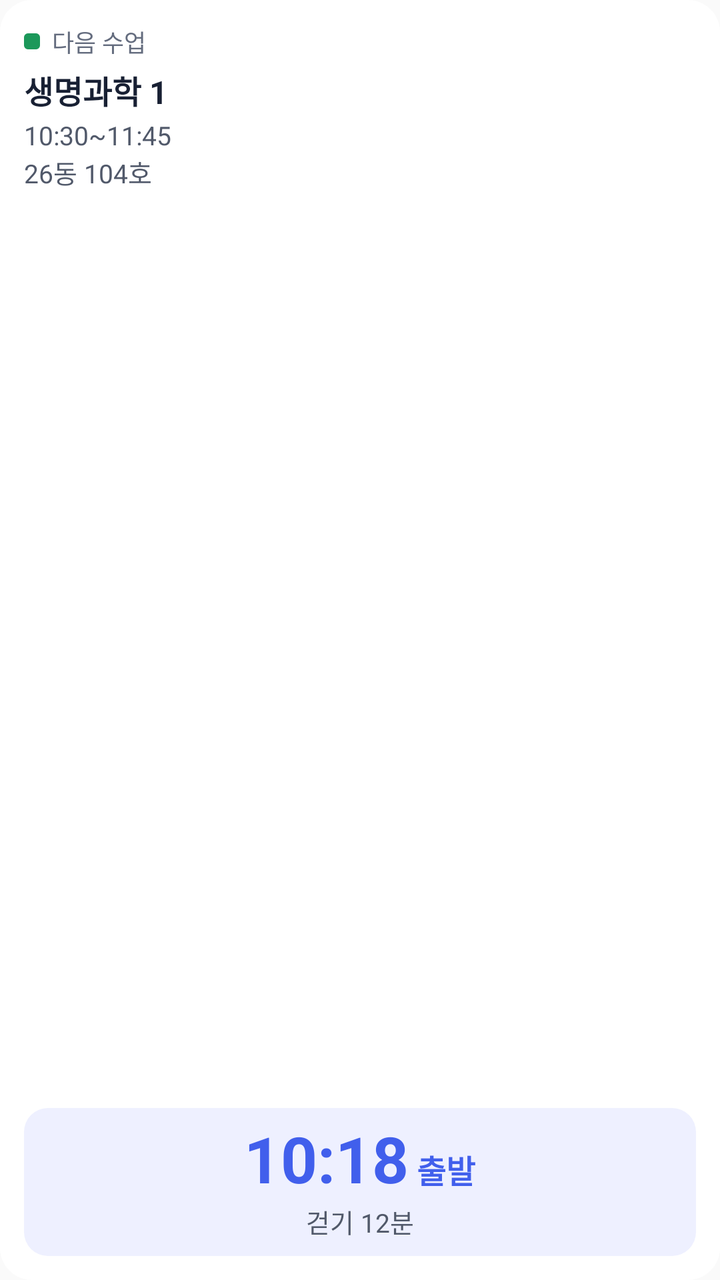
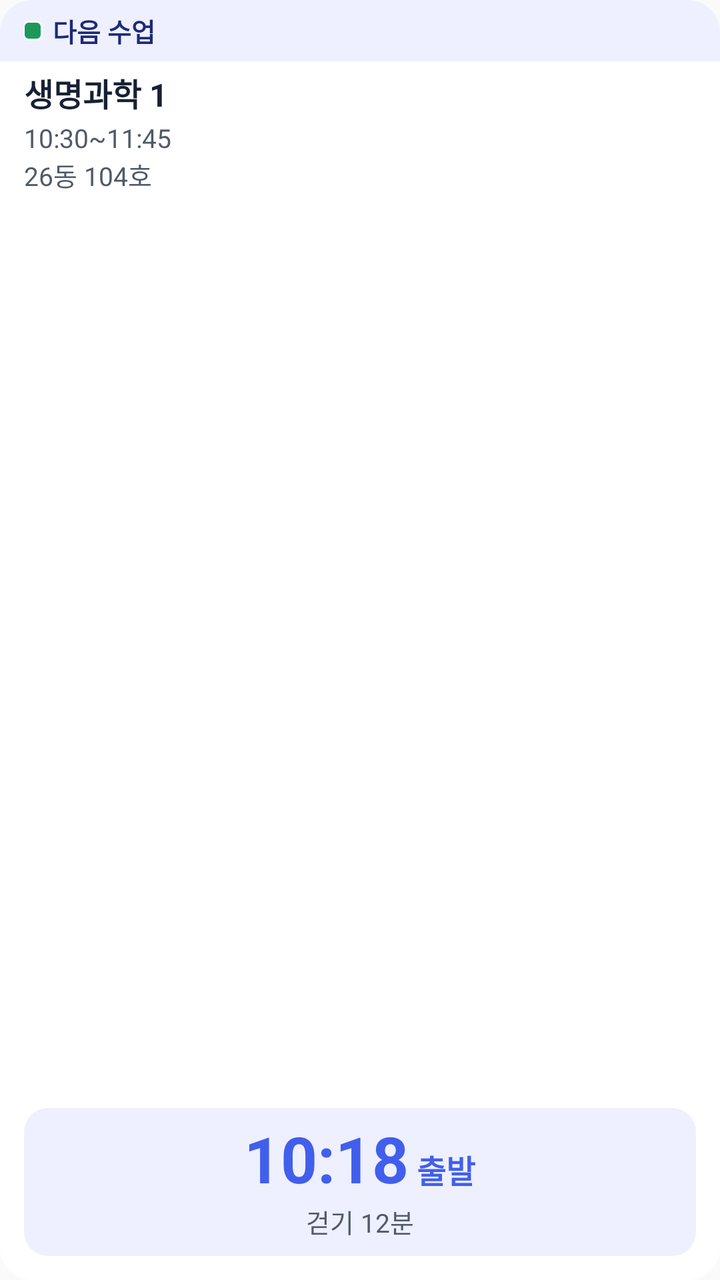

Two renders of the same Android screen: before a commit and after it. Below are the layout's source before the change and the commit's diff.
<!-- AndroidManifest.xml: application theme AppTheme -->
<!-- res/layout/widget_next_preview.xml -->
<?xml version="1.0" encoding="utf-8"?>
<LinearLayout xmlns:android="http://schemas.android.com/apk/res/android"
    android:layout_width="match_parent"
    android:layout_height="match_parent"
    android:background="@drawable/widget_bg"
    android:orientation="vertical"
    android:padding="12dp">

    <LinearLayout
        android:layout_width="match_parent"
        android:layout_height="wrap_content"
        android:gravity="center_vertical"
        android:orientation="horizontal">

        <ImageView
            android:layout_width="8dp"
            android:layout_height="8dp"
            android:layout_marginEnd="6dp"
            android:background="@drawable/widget_mark_item1"
            android:importantForAccessibility="no" />

        <TextView
            style="@style/TTWWidget.Caption"
            android:text="@string/w_next" />
    </LinearLayout>

    <TextView
        style="@style/TTWWidget.Title"
        android:layout_marginTop="4dp"
        android:text="@string/w_preview_name" />

    <TextView
        style="@style/TTWWidget.Body"
        android:layout_marginTop="2dp"
        android:text="@string/w_preview_time" />

    <TextView
        style="@style/TTWWidget.Body"
        android:text="@string/w_preview_place" />

    <FrameLayout
        android:layout_width="match_parent"
        android:layout_height="0dp"
        android:layout_weight="1"
        android:minHeight="4dp" />

    <LinearLayout
        android:layout_width="match_parent"
        android:layout_height="wrap_content"
        android:background="@drawable/widget_block"
        android:gravity="center_horizontal"
        android:orientation="vertical"
        android:padding="8dp">

        <LinearLayout
            android:layout_width="wrap_content"
            android:layout_height="wrap_content"
            android:baselineAligned="true"
            android:orientation="horizontal">

            <TextView
                style="@style/TTWWidget.Hero"
                android:text="@string/w_preview_hero_time" />

            <TextView
                style="@style/TTWWidget.Hero"
                android:layout_marginStart="4dp"
                android:text="@string/w_preview_hero_word"
                android:textSize="16sp" />
        </LinearLayout>

        <TextView
            style="@style/TTWWidget.HeroSub"
            android:layout_width="wrap_content"
            android:layout_marginTop="2dp"
            android:text="@string/w_preview_hero_sub" />
    </LinearLayout>
</LinearLayout>
<!-- resources referenced by this layout -->
<resources>
  <!-- drawable widget_bg (drawable) -->
  <?xml version="1.0" encoding="utf-8"?>
  <shape xmlns:android="http://schemas.android.com/apk/res/android" android:shape="rectangle">
      <solid android:color="@color/widget_bg" />
      <corners android:radius="16dp" />
  </shape>
  <!-- drawable widget_block (drawable) -->
  <?xml version="1.0" encoding="utf-8"?>
  <shape xmlns:android="http://schemas.android.com/apk/res/android" android:shape="rectangle">
      <solid android:color="@color/widget_accent_weak" />
      <corners android:radius="12dp" />
  </shape>
  <!-- drawable widget_mark_item1 (drawable) -->
  <?xml version="1.0" encoding="utf-8"?>
  <shape xmlns:android="http://schemas.android.com/apk/res/android" android:shape="rectangle">
      <solid android:color="@color/widget_mark_item1" />
      <corners android:radius="2dp" />
  </shape>
  <string name="w_next">다음 수업</string>
  <string name="w_preview_hero_sub">걷기 12분</string>
  <string name="w_preview_hero_time">10:18</string>
  <string name="w_preview_hero_word">출발</string>
  <string name="w_preview_name">생명과학 1</string>
  <string name="w_preview_place">26동 104호</string>
  <string name="w_preview_time">10:30~11:45</string>
  <style name="TTWWidget.Body">
          <item name="android:layout_width">match_parent</item>
          <item name="android:layout_height">wrap_content</item>
          <item name="android:textSize">13sp</item>
          <item name="android:textColor">@color/widget_text2</item>
          <item name="android:maxLines">1</item>
          <item name="android:ellipsize">end</item>
      </style>
  <style name="TTWWidget.Caption">
          <item name="android:layout_width">wrap_content</item>
          <item name="android:layout_height">wrap_content</item>
          <item name="android:textSize">12sp</item>
          <item name="android:textColor">@color/widget_text3</item>
          <item name="android:maxLines">1</item>
          <item name="android:ellipsize">end</item>
          <item name="android:includeFontPadding">false</item>
      </style>
  <style name="TTWWidget.Hero">
          <item name="android:layout_width">wrap_content</item>
          <item name="android:layout_height">wrap_content</item>
          <item name="android:gravity">center</item>
          <item name="android:textSize">32sp</item>
          <item name="android:textStyle">bold</item>
          <item name="android:textColor">@color/widget_accent</item>
          <item name="android:fontFeatureSettings">tnum</item>
          <item name="android:maxLines">1</item>
          <item name="android:ellipsize">end</item>
          <item name="android:includeFontPadding">false</item>
      </style>
  <style name="AppTheme" parent="Theme.AppCompat.Light.DarkActionBar">
          
          <item name="colorPrimary">@color/colorPrimary</item>
          <item name="colorPrimaryDark">@color/colorPrimaryDark</item>
          <item name="colorAccent">@color/colorAccent</item>
      </style>
  <color name="widget_bg">#FFFFFF</color>
  <color name="widget_accent_weak">#EEF0FF</color>
  <color name="widget_mark_item1">#1C985A</color>
  <color name="widget_text2">#51596A</color>
  <color name="widget_text3">#646C7E</color>
  <color name="widget_accent">#415FEC</color>
  <color name="widget_text">#182033</color>
  <!-- unchanged entries left out for length: 2 -->
</resources>

<!-- the commit's change to res/layout/widget_next_preview.xml (unified diff, before → after) -->
@@ -3,76 +3,96 @@
     android:layout_width="match_parent"
     android:layout_height="match_parent"
     android:background="@drawable/widget_bg"
-    android:orientation="vertical"
-    android:padding="12dp">
+    android:orientation="vertical">
 
     <LinearLayout
         android:layout_width="match_parent"
         android:layout_height="wrap_content"
+        android:background="@drawable/widget_band"
         android:gravity="center_vertical"
-        android:orientation="horizontal">
+        android:orientation="horizontal"
+        android:paddingStart="12dp"
+        android:paddingTop="6dp"
+        android:paddingEnd="12dp"
+        android:paddingBottom="6dp">
 
         <ImageView
-            android:layout_width="8dp"
-            android:layout_height="8dp"
-            android:layout_marginEnd="6dp"
-            android:background="@drawable/widget_mark_item1"
-            android:importantForAccessibility="no" />
+            android:layout_width="10dp"
+            android:layout_height="10dp"
+            android:layout_marginStart="-1dp"
+            android:layout_marginEnd="5dp"
+            android:background="@drawable/widget_dot_ring"
+            android:importantForAccessibility="no"
+            android:padding="1dp"
+            android:scaleType="fitXY"
+            android:src="@drawable/widget_mark_item1" />
 
         <TextView
-            style="@style/TTWWidget.Caption"
+            style="@style/TTWWidget.BandTitle"
+            android:layout_width="0dp"
+            android:layout_weight="1"
             android:text="@string/w_next" />
     </LinearLayout>
 
-    <TextView
-        style="@style/TTWWidget.Title"
-        android:layout_marginTop="4dp"
-        android:text="@string/w_preview_name" />
-
-    <TextView
-        style="@style/TTWWidget.Body"
-        android:layout_marginTop="2dp"
-        android:text="@string/w_preview_time" />
-
-    <TextView
-        style="@style/TTWWidget.Body"
-        android:text="@string/w_preview_place" />
-
-    <FrameLayout
+    <LinearLayout
         android:layout_width="match_parent"
         android:layout_height="0dp"
         android:layout_weight="1"
-        android:minHeight="4dp" />
+        android:orientation="vertical"
+        android:paddingStart="12dp"
+        android:paddingEnd="12dp"
+        android:paddingBottom="12dp">
 
-    <LinearLayout
-        android:layout_width="match_parent"
-        android:layout_height="wrap_content"
-        android:background="@drawable/widget_block"
-        android:gravity="center_horizontal"
-        android:orientation="vertical"
-        android:padding="8dp">
+        <TextView
+            style="@style/TTWWidget.Title"
+            android:layout_marginTop="4dp"
+            android:text="@string/w_preview_name" />
+
+        <TextView
+            style="@style/TTWWidget.Body"
+            android:layout_marginTop="2dp"
+            android:text="@string/w_preview_time" />
+
+        <TextView
+            style="@style/TTWWidget.Body"
+            android:text="@string/w_preview_place" />
+
+        <FrameLayout
+            android:layout_width="match_parent"
+            android:layout_height="0dp"
+            android:layout_weight="1"
+            android:minHeight="4dp" />
 
         <LinearLayout
-            android:layout_width="wrap_content"
+            android:layout_width="match_parent"
             android:layout_height="wrap_content"
-            android:baselineAligned="true"
-            android:orientation="horizontal">
+            android:background="@drawable/widget_block"
+            android:gravity="center_horizontal"
+            android:orientation="vertical"
+            android:padding="8dp">
+
+            <LinearLayout
+                android:layout_width="wrap_content"
+                android:layout_height="wrap_content"
+                android:baselineAligned="true"
+                android:orientation="horizontal">
+
+                <TextView
+                    style="@style/TTWWidget.Hero"
+                    android:text="@string/w_preview_hero_time" />
+
+                <TextView
+                    style="@style/TTWWidget.Hero"
+                    android:layout_marginStart="4dp"
+                    android:text="@string/w_preview_hero_word"
+                    android:textSize="16sp" />
+            </LinearLayout>
 
             <TextView
-                style="@style/TTWWidget.Hero"
-                android:text="@string/w_preview_hero_time" />
-
-            <TextView
-                style="@style/TTWWidget.Hero"
-                android:layout_marginStart="4dp"
-                android:text="@string/w_preview_hero_word"
-                android:textSize="16sp" />
+                style="@style/TTWWidget.HeroSub"
+                android:layout_width="wrap_content"
+                android:layout_marginTop="2dp"
+                android:text="@string/w_preview_hero_sub" />
         </LinearLayout>
-
-        <TextView
-            style="@style/TTWWidget.HeroSub"
-            android:layout_width="wrap_content"
-            android:layout_marginTop="2dp"
-            android:text="@string/w_preview_hero_sub" />
     </LinearLayout>
 </LinearLayout>
<!-- resource entries referenced after the edit -->
@@ -1,5 +1,15 @@
 <!-- resources referenced by this layout -->
 <resources>
+  <!-- drawable widget_band (drawable) -->
+  <?xml version="1.0" encoding="utf-8"?>
+  <shape xmlns:android="http://schemas.android.com/apk/res/android" android:shape="rectangle">
+      <solid android:color="@color/widget_band" />
+      <corners
+          android:bottomLeftRadius="0dp"
+          android:bottomRightRadius="0dp"
+          android:topLeftRadius="16dp"
+          android:topRightRadius="16dp" />
+  </shape>
   <!-- drawable widget_bg (drawable) -->
   <?xml version="1.0" encoding="utf-8"?>
   <shape xmlns:android="http://schemas.android.com/apk/res/android" android:shape="rectangle">
@@ -11,6 +21,12 @@
   <shape xmlns:android="http://schemas.android.com/apk/res/android" android:shape="rectangle">
       <solid android:color="@color/widget_accent_weak" />
       <corners android:radius="12dp" />
+  </shape>
+  <!-- drawable widget_dot_ring (drawable) -->
+  <?xml version="1.0" encoding="utf-8"?>
+  <shape xmlns:android="http://schemas.android.com/apk/res/android" android:shape="rectangle">
+      <solid android:color="@color/widget_bg" />
+      <corners android:radius="3dp" />
   </shape>
   <!-- drawable widget_mark_item1 (drawable) -->
   <?xml version="1.0" encoding="utf-8"?>
@@ -25,6 +41,16 @@
   <string name="w_preview_name">생명과학 1</string>
   <string name="w_preview_place">26동 104호</string>
   <string name="w_preview_time">10:30~11:45</string>
+  <style name="TTWWidget.BandTitle">
+          <item name="android:layout_width">wrap_content</item>
+          <item name="android:layout_height">wrap_content</item>
+          <item name="android:textSize">13sp</item>
+          <item name="android:textStyle">bold</item>
+          <item name="android:textColor">@color/widget_on_band</item>
+          <item name="android:maxLines">1</item>
+          <item name="android:ellipsize">end</item>
+          <item name="android:includeFontPadding">false</item>
+      </style>
   <style name="TTWWidget.Body">
           <item name="android:layout_width">match_parent</item>
           <item name="android:layout_height">wrap_content</item>
@@ -32,15 +58,6 @@
           <item name="android:textColor">@color/widget_text2</item>
           <item name="android:maxLines">1</item>
           <item name="android:ellipsize">end</item>
-      </style>
-  <style name="TTWWidget.Caption">
-          <item name="android:layout_width">wrap_content</item>
-          <item name="android:layout_height">wrap_content</item>
-          <item name="android:textSize">12sp</item>
-          <item name="android:textColor">@color/widget_text3</item>
-          <item name="android:maxLines">1</item>
-          <item name="android:ellipsize">end</item>
-          <item name="android:includeFontPadding">false</item>
       </style>
   <style name="TTWWidget.Hero">
           <item name="android:layout_width">wrap_content</item>
@@ -51,7 +68,6 @@
           <item name="android:textColor">@color/widget_accent</item>
           <item name="android:fontFeatureSettings">tnum</item>
           <item name="android:maxLines">1</item>
-          <item name="android:ellipsize">end</item>
           <item name="android:includeFontPadding">false</item>
       </style>
   <style name="AppTheme" parent="Theme.AppCompat.Light.DarkActionBar">
@@ -60,11 +76,12 @@
           <item name="colorPrimaryDark">@color/colorPrimaryDark</item>
           <item name="colorAccent">@color/colorAccent</item>
       </style>
+  <color name="widget_band">#EEF0FF</color>
   <color name="widget_bg">#FFFFFF</color>
   <color name="widget_accent_weak">#EEF0FF</color>
   <color name="widget_mark_item1">#1C985A</color>
+  <color name="widget_on_band">#1D2A78</color>
   <color name="widget_text2">#51596A</color>
-  <color name="widget_text3">#646C7E</color>
   <color name="widget_accent">#415FEC</color>
   <color name="widget_text">#182033</color>
   <!-- unchanged entries left out for length: 2 -->
